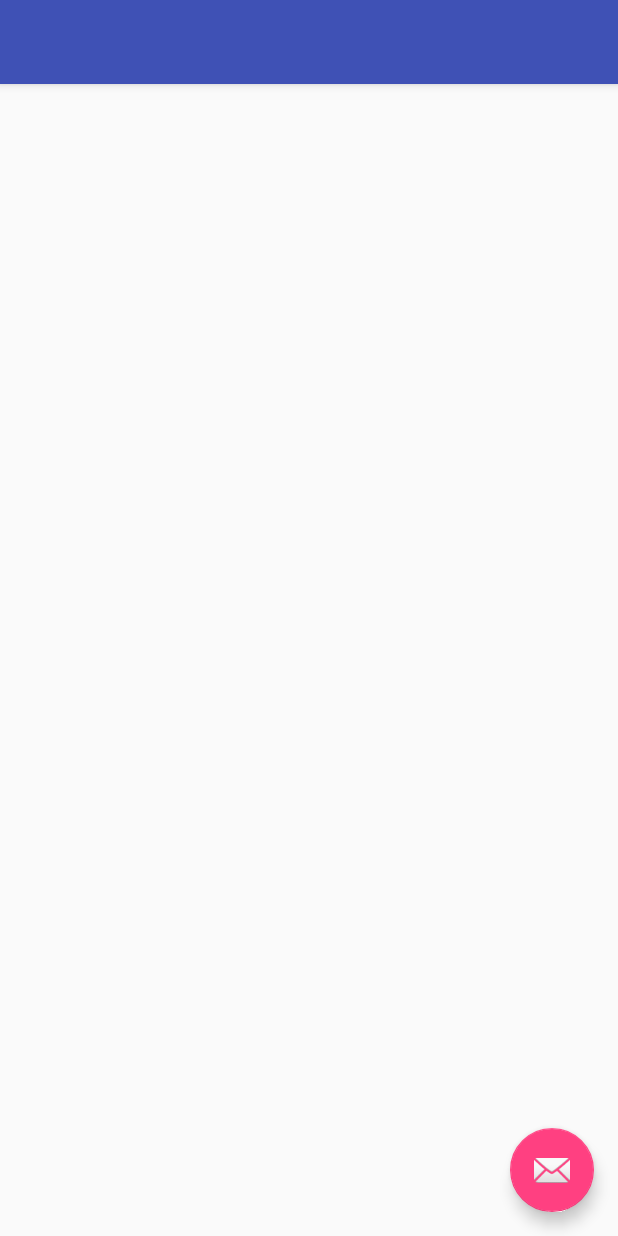
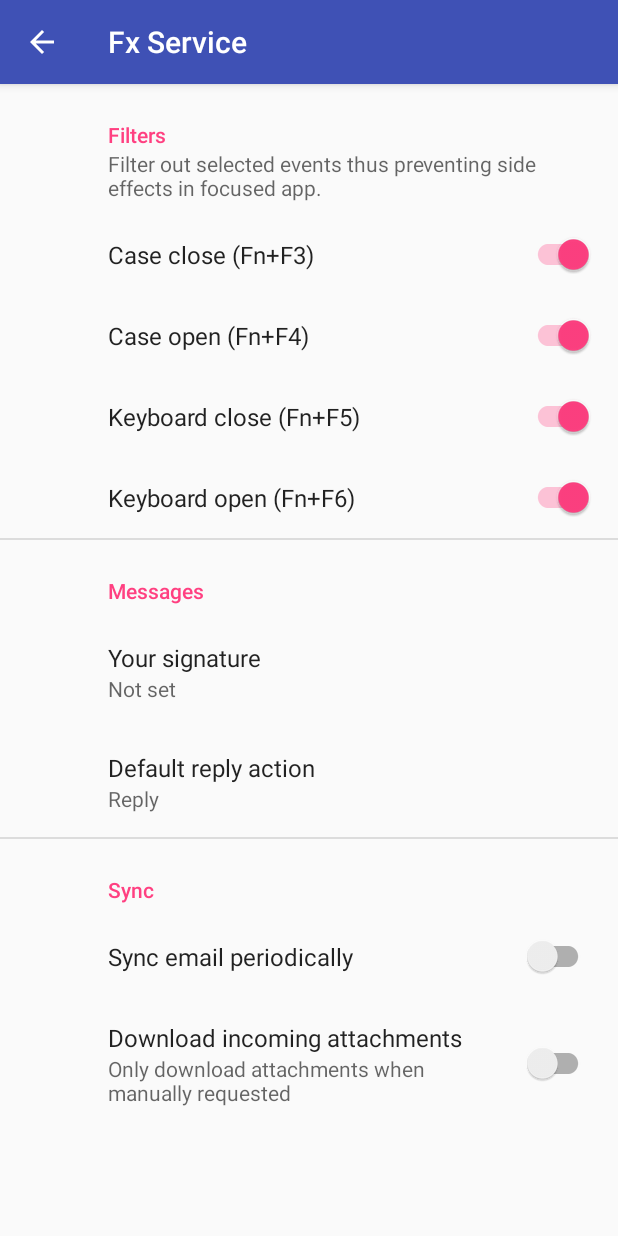
Before and after one commit to Slion/FxService, an Android app: the screen it shows after launch (MainActivity before the commit, SettingsActivity after it), on a phone screen of 412 x 824 dp. Run offline under Robolectric (Android 15) with nearby library versions, the light colour scheme and no system bars; our stand-ins replace androidx.preference.

Commit message:
Adding settings activity.

```diff
--- a/FxService/app/src/main/java/net/slions/fxservice/FxService.java
+++ b/FxService/app/src/main/java/net/slions/fxservice/FxService.java
@@ -15,30 +15,17 @@
 package net.slions.fxservice;
 
 import android.accessibilityservice.AccessibilityService;
-import android.accessibilityservice.GestureDescription;
-import android.app.Notification;
 import android.content.Context;
-import android.graphics.Path;
-import android.graphics.PixelFormat;
-import android.media.AudioManager;
-import android.os.Build;
+import android.content.SharedPreferences;
 import android.os.Handler;
 import android.os.PowerManager;
-import android.support.annotation.RequiresApi;
+import androidx.annotation.RequiresApi;
+
+import android.preference.PreferenceManager;
 import android.util.Log;
-import android.view.Gravity;
-import android.view.LayoutInflater;
-import android.view.View;
-import android.view.WindowManager;
 import android.view.accessibility.AccessibilityEvent;
-import android.view.accessibility.AccessibilityNodeInfo;
-import android.widget.Button;
-import android.widget.FrameLayout;
 import android.view.KeyEvent;
 import android.widget.Toast;
-
-import java.util.ArrayDeque;
-import java.util.Deque;
 
 public class FxService extends AccessibilityService {
 
@@ -94,7 +81,7 @@ public class FxService extends AccessibilityService {
 
                 // Consume both up and down events to prevent the system doing anything with those
                 // That notably prevents the trigger of search F3 in chrome browser
-                return true;
+                return getPrefBoolean(R.string.pref_key_filter_close_case,true);
             }
             else if (keyCode == KeyEvent.KEYCODE_F4)
             {
@@ -115,20 +102,20 @@ public class FxService extends AccessibilityService {
                 }
 
                 // Consume both up and down events to prevent the system doing anything with those
-                return true;
+                return getPrefBoolean(R.string.pref_key_filter_open_case,true);
             }
             else if (keyCode == KeyEvent.KEYCODE_F5)
             {
                 // Keyboard closed
                 // Consume both up and down events to prevent the system doing anything with those
                 // Fix issue with browser page reload when closing keyboard
-                return true;
+                return getPrefBoolean(R.string.pref_key_filter_close_keyboard,true);
             }
             else if (keyCode == KeyEvent.KEYCODE_F6)
             {
                 // Keyboard opened
                 // Consume both up and down events to prevent the system doing anything with those
-                return true;
+                return getPrefBoolean(R.string.pref_key_filter_open_keyboard,true);
             }
 
 
@@ -142,6 +129,13 @@ public class FxService extends AccessibilityService {
 
     }
 
+    //
+    private boolean getPrefBoolean(int aKey, Boolean aDefault)
+    {
+        SharedPreferences preferences = PreferenceManager.getDefaultSharedPreferences(this);
+        return preferences.getBoolean(getResources().getString(aKey),true);
+
+    }
 
     private void turnOnScreen() {
         PowerManager.WakeLock screenLock = null;
--- a/FxService/app/src/main/java/net/slions/fxservice/MainActivity.java
+++ /dev/null
@@ -1,34 +0,0 @@
-package net.slions.fxservice;
-
-import android.os.Bundle;
-import android.support.design.widget.FloatingActionButton;
-import android.support.design.widget.Snackbar;
-import android.support.v7.app.AppCompatActivity;
-import android.support.v7.widget.Toolbar;
-import android.view.View;
-
-import net.slions.fxservice.R;
-
-public class MainActivity extends AppCompatActivity {
-
-    @Override
-    protected void onCreate(Bundle savedInstanceState) {
-        super.onCreate(savedInstanceState);
-        setContentView(R.layout.activity_main);
-        /*
-        Toolbar toolbar = findViewById(R.id.toolbar);
-        setSupportActionBar(toolbar);
-
-        FloatingActionButton fab = findViewById(R.id.fab);
-        fab.setOnClickListener(new View.OnClickListener() {
-            @Override
-            public void onClick(View view) {
-                Snackbar.make(view, "Replace with your own action", Snackbar.LENGTH_LONG)
-                        .setAction("Action", null).show();
-            }
-        });
-        */
-
-    }
-
-}
--- /dev/null
+++ b/FxService/app/src/main/java/net/slions/fxservice/SettingsActivity.java
@@ -0,0 +1,31 @@
+package net.slions.fxservice;
+
+import android.os.Bundle;
+
+import androidx.appcompat.app.ActionBar;
+import androidx.appcompat.app.AppCompatActivity;
+import androidx.preference.PreferenceFragmentCompat;
+
+public class SettingsActivity extends AppCompatActivity {
+
+    @Override
+    protected void onCreate(Bundle savedInstanceState) {
+        super.onCreate(savedInstanceState);
+        setContentView(R.layout.settings_activity);
+        getSupportFragmentManager()
+                .beginTransaction()
+                .replace(R.id.settings, new SettingsFragment())
+                .commit();
+        ActionBar actionBar = getSupportActionBar();
+        if (actionBar != null) {
+            actionBar.setDisplayHomeAsUpEnabled(true);
+        }
+    }
+
+    public static class SettingsFragment extends PreferenceFragmentCompat {
+        @Override
+        public void onCreatePreferences(Bundle savedInstanceState, String rootKey) {
+            setPreferencesFromResource(R.xml.root_preferences, rootKey);
+        }
+    }
+}
--- a/FxService/app/src/main/res/layout/activity_main.xml
+++ /dev/null
@@ -1,33 +0,0 @@
-<?xml version="1.0" encoding="utf-8"?>
-<android.support.design.widget.CoordinatorLayout xmlns:android="http://schemas.android.com/apk/res/android"
-    xmlns:app="http://schemas.android.com/apk/res-auto"
-    xmlns:tools="http://schemas.android.com/tools"
-    android:layout_width="match_parent"
-    android:layout_height="match_parent"
-    tools:context="net.slions.fxservice.MainActivity">
-
-    <android.support.design.widget.AppBarLayout
-        android:layout_width="match_parent"
-        android:layout_height="wrap_content"
-        android:theme="@style/AppTheme.AppBarOverlay">
-
-        <android.support.v7.widget.Toolbar
-            android:id="@+id/toolbar"
-            android:layout_width="match_parent"
-            android:layout_height="?attr/actionBarSize"
-            android:background="?attr/colorPrimary"
-            app:popupTheme="@style/AppTheme.PopupOverlay" />
-
-    </android.support.design.widget.AppBarLayout>
-
-    <include layout="@layout/content_main" />
-
-    <android.support.design.widget.FloatingActionButton
-        android:id="@+id/fab"
-        android:layout_width="wrap_content"
-        android:layout_height="wrap_content"
-        android:layout_gravity="bottom|end"
-        android:layout_margin="@dimen/fab_margin"
-        app:srcCompat="@android:drawable/ic_dialog_email" />
-
-</android.support.design.widget.CoordinatorLayout>
--- a/FxService/app/src/main/res/layout/content_main.xml
+++ /dev/null
@@ -1,11 +0,0 @@
-<?xml version="1.0" encoding="utf-8"?>
-<android.support.constraint.ConstraintLayout xmlns:android="http://schemas.android.com/apk/res/android"
-    xmlns:app="http://schemas.android.com/apk/res-auto"
-    xmlns:tools="http://schemas.android.com/tools"
-    android:layout_width="match_parent"
-    android:layout_height="match_parent"
-    app:layout_behavior="@string/appbar_scrolling_view_behavior"
-    tools:context="net.slions.fxservice.MainActivity"
-    tools:showIn="@layout/activity_main">
-
-</android.support.constraint.ConstraintLayout>
--- /dev/null
+++ b/FxService/app/src/main/res/layout/settings_activity.xml
@@ -0,0 +1,9 @@
+<LinearLayout xmlns:android="http://schemas.android.com/apk/res/android"
+    android:layout_width="match_parent"
+    android:layout_height="match_parent">
+
+    <FrameLayout
+        android:id="@+id/settings"
+        android:layout_width="match_parent"
+        android:layout_height="match_parent" />
+</LinearLayout>
--- /dev/null
+++ b/FxService/app/src/main/res/values/arrays.xml
@@ -0,0 +1,12 @@
+<resources>
+    <!-- Reply Preference -->
+    <string-array name="reply_entries">
+        <item>Reply</item>
+        <item>Reply to all</item>
+    </string-array>
+
+    <string-array name="reply_values">
+        <item>reply</item>
+        <item>reply_all</item>
+    </string-array>
+</resources>
--- a/FxService/app/src/main/res/values/strings.xml
+++ b/FxService/app/src/main/res/values/strings.xml
@@ -24,7 +24,38 @@
 
     <string name="accessibility_service_description">Needs text input filtering to handle keyboard and case open and close events.</string>
     <string name="accessibility_service_summary">Advanced features for your F(x)tec Pro¹</string>
+    <string name="title_activity_settings">Fx Service</string>
 
+    <!-- Preference Keys -->
+    <string name="pref_key_filter_open_case">pref_key_filter_open_case</string>
+    <string name="pref_key_filter_close_case">pref_key_filter_close_case</string>
+    <string name="pref_key_filter_open_keyboard">pref_key_filter_open_keyboard</string>
+    <string name="pref_key_filter_close_keyboard">pref_key_filter_close_keyboard</string>
+
+    <!-- Filters Preferences -->
+    <string name="pref_title_filter_open_case">Case open (Fn+F4)</string>
+    <string name="pref_title_filter_close_case">Case close (Fn+F3)</string>
+    <string name="pref_title_filter_open_keyboard">Keyboard open (Fn+F6)</string>
+    <string name="pref_title_filter_close_keyboard">Keyboard close (Fn+F5)</string>
+
+    <string name="pref_summary_filters">Filter out selected events thus preventing side effects in focused app.</string>
+
+
+    <!-- Preference Titles -->
+    <string name="messages_header">Messages</string>
+    <string name="sync_header">Sync</string>
+    <string name="filters_header">Filters</string>
+
+    <!-- Messages Preferences -->
+    <string name="signature_title">Your signature</string>
+    <string name="reply_title">Default reply action</string>
+
+    <!-- Sync Preferences -->
+    <string name="sync_title">Sync email periodically</string>
+    <string name="attachment_title">Download incoming attachments</string>
+    <string name="attachment_summary_on">Automatically download attachments for incoming emails
+    </string>
+    <string name="attachment_summary_off">Only download attachments when manually requested</string>
 
 
 </resources>
--- /dev/null
+++ b/FxService/app/src/main/res/xml/root_preferences.xml
@@ -0,0 +1,63 @@
+<PreferenceScreen xmlns:app="http://schemas.android.com/apk/res-auto">
+
+
+    <PreferenceCategory app:title="@string/filters_header"
+        app:summary="@string/pref_summary_filters">
+
+        <SwitchPreferenceCompat
+            app:key="@string/pref_key_filter_close_case"
+            app:title="@string/pref_title_filter_close_case"
+            app:defaultValue="true" />
+
+        <SwitchPreferenceCompat
+            app:key="@string/pref_key_filter_open_case"
+            app:title="@string/pref_title_filter_open_case"
+            app:defaultValue="true" />
+
+        <SwitchPreferenceCompat
+            app:key="@string/pref_key_filter_close_keyboard"
+            app:title="@string/pref_title_filter_close_keyboard"
+            app:defaultValue="true" />
+
+        <SwitchPreferenceCompat
+            app:key="@string/pref_key_filter_open_keyboard"
+            app:title="@string/pref_title_filter_open_keyboard"
+            app:defaultValue="true" />
+
+    </PreferenceCategory>
+
+
+
+    <PreferenceCategory app:title="@string/messages_header">
+
+        <EditTextPreference
+            app:key="signature"
+            app:title="@string/signature_title"
+            app:useSimpleSummaryProvider="true" />
+
+        <ListPreference
+            app:defaultValue="reply"
+            app:entries="@array/reply_entries"
+            app:entryValues="@array/reply_values"
+            app:key="reply"
+            app:title="@string/reply_title"
+            app:useSimpleSummaryProvider="true" />
+
+    </PreferenceCategory>
+
+    <PreferenceCategory app:title="@string/sync_header">
+
+        <SwitchPreferenceCompat
+            app:key="sync"
+            app:title="@string/sync_title" />
+
+        <SwitchPreferenceCompat
+            app:dependency="sync"
+            app:key="attachment"
+            app:summaryOff="@string/attachment_summary_off"
+            app:summaryOn="@string/attachment_summary_on"
+            app:title="@string/attachment_title" />
+
+    </PreferenceCategory>
+
+</PreferenceScreen>
--- a/FxService/gradle.properties
+++ b/FxService/gradle.properties
@@ -9,6 +9,8 @@
 
 # Specifies the JVM arguments used for the daemon process.
 # The setting is particularly useful for tweaking memory settings.
+android.enableJetifier=true
+android.useAndroidX=true
 org.gradle.jvmargs=-Xmx1536m
 
 # When configured, Gradle will run in incubating parallel mode.
```
Also changed, not shown: FxService/app/build.gradle (+6 -5 lines), FxService/app/src/main/AndroidManifest.xml (+3 -4 lines).
